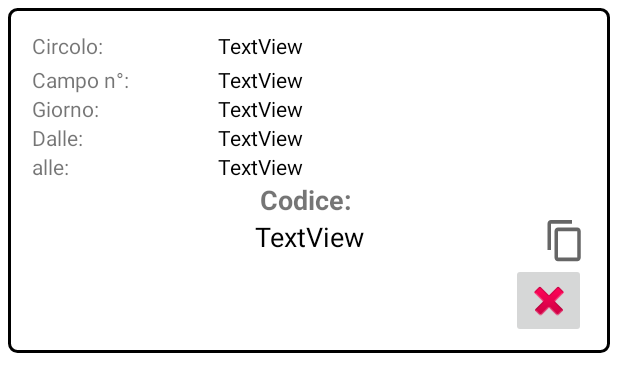
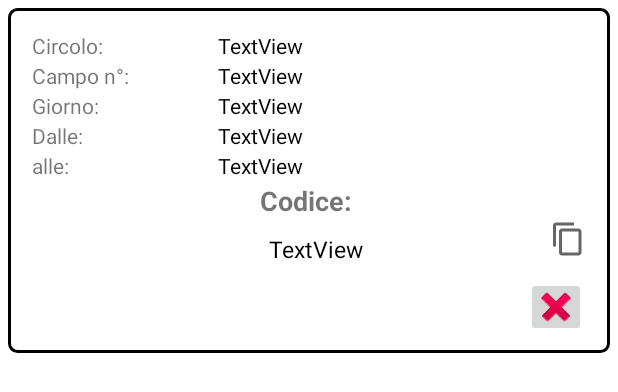
Before and after one commit to Alessandrob99/Progetto_PM, an Android app: the layout rv_reservation.xml on its own in the app's theme, with its tools: preview values and no code run, on a phone screen of 412 x 824 dp. Shown: the top 392 px of the screen. Run offline under Robolectric (Android 15) with nearby library versions, the phone set to English and light mode, and no system bars; Roboto replaces fonts that are not available here.

Commit message:
Final Fix

```diff
--- a/app/src/main/res/layout/rv_reservation.xml
+++ b/app/src/main/res/layout/rv_reservation.xml
@@ -38,7 +38,7 @@
         android:layout_width="match_parent"
         android:layout_height="wrap_content"
         android:orientation="horizontal"
-        android:layout_weight="0.1">
+        android:layout_weight="1">
 
         <TextView
             android:id="@+id/textView24"
@@ -61,7 +61,7 @@
         android:layout_width="match_parent"
         android:layout_height="wrap_content"
         android:orientation="horizontal"
-        android:layout_weight="0.1">
+        android:layout_weight="1">
 
         <TextView
             android:id="@+id/textView14"
@@ -84,7 +84,7 @@
         android:layout_width="match_parent"
         android:layout_height="wrap_content"
         android:orientation="horizontal"
-        android:layout_weight="0.1">
+        android:layout_weight="1">
 
         <TextView
             android:id="@+id/textView19"
@@ -107,7 +107,7 @@
         android:layout_width="match_parent"
         android:layout_height="wrap_content"
         android:orientation="horizontal"
-        android:layout_weight="0.1">
+        android:layout_weight="1">
         <TextView
             android:id="@+id/textView21"
             android:layout_width="match_parent"
@@ -130,7 +130,7 @@
         android:layout_width="match_parent"
         android:layout_height="wrap_content"
         android:orientation="horizontal"
-        android:layout_weight="0.1">
+        android:layout_weight="1">
 
         <TextView
             android:id="@+id/textView9"
@@ -150,7 +150,7 @@
         android:layout_width="match_parent"
         android:layout_height="wrap_content"
         android:orientation="horizontal"
-        android:layout_weight="1">
+        android:layout_weight="10">
 
         <Space
             android:layout_width="match_parent"
@@ -161,20 +161,19 @@
         <TextView
             android:id="@+id/codicePrenText"
             android:layout_width="match_parent"
-            android:layout_height="wrap_content"
+            android:layout_height="match_parent"
             android:layout_weight="0.2"
             android:gravity="center"
             android:text="TextView"
             android:textColor="#000000"
-            android:textSize="18sp" />
+            android:textSize="15sp" />
 
         <ImageButton
             android:id="@+id/copyCode"
-            android:layout_width="match_parent"
-            android:layout_height="match_parent"
+            android:layout_width="wrap_content"
+            android:layout_height="wrap_content"
             android:background="@drawable/ic_baseline_content_copy_24"
-            android:layout_marginEnd="16dp"
-            android:layout_weight="0.8"/>
+            android:layout_marginEnd="16dp"/>
 
     </LinearLayout>
 
@@ -182,7 +181,8 @@
         android:layout_width="match_parent"
         android:layout_height="wrap_content"
         android:orientation="horizontal"
-        android:layout_marginBottom="10dp">
+        android:layout_marginBottom="10dp"
+        android:layout_weight="0.01">
 
         <TextView
             android:id="@+id/scaduta"
@@ -194,8 +194,8 @@
 
         <ImageButton
             android:id="@+id/btnElimina"
-            android:layout_width="50dp"
-            android:layout_height="50dp"
+            android:layout_width="40dp"
+            android:layout_height="40dp"
             android:layout_marginEnd="16dp"
             app:srcCompat="@android:drawable/ic_delete" />
 
```
